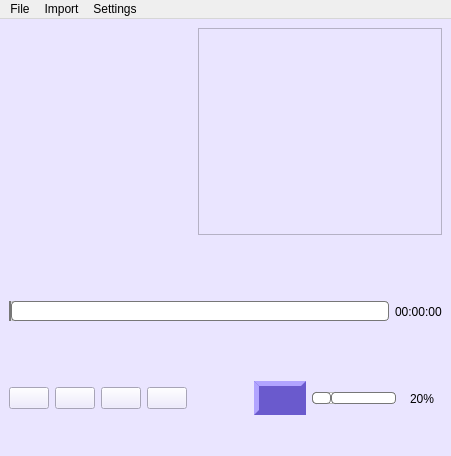
Old version of the form mainwindow.ui in the repository CrystallisR/QtBasedMusicPlayer.
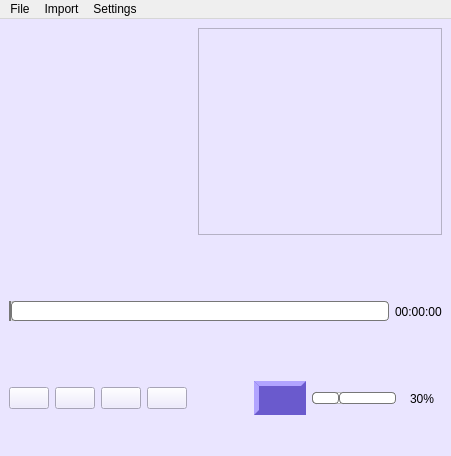
New version of the form. Icons and pictures are not drawn.

Patch:
```diff
--- a/mainwindow.ui
+++ b/mainwindow.ui
@@ -359,7 +359,7 @@
            <number>100</number>
           </property>
           <property name="value">
-           <number>20</number>
+           <number>30</number>
           </property>
           <property name="orientation">
            <enum>Qt::Horizontal</enum>
@@ -393,7 +393,7 @@
            <bool>false</bool>
           </property>
           <property name="text">
-           <string>20%</string>
+           <string>30%</string>
           </property>
           <property name="alignment">
            <set>Qt::AlignCenter</set>
```
Left out of the diff: 95 changed lines with no effect on the pictures.
